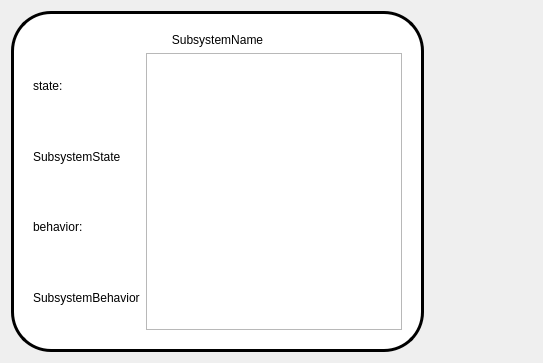
Qt form resource/SubsystemWidget.ui (dseredyn/rqt_agent) before a commit.
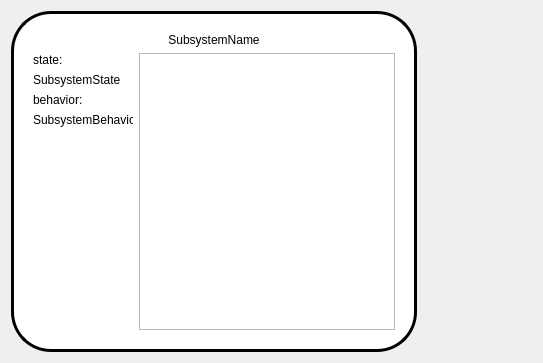
The same form after that commit.

```diff
--- a/resource/SubsystemWidget.ui
+++ b/resource/SubsystemWidget.ui
@@ -60,6 +60,9 @@
        <layout class="QHBoxLayout" name="central_layout">
         <item>
          <layout class="QVBoxLayout" name="verticalLayout_2">
+          <property name="sizeConstraint">
+           <enum>QLayout::SetDefaultConstraint</enum>
+          </property>
           <item>
            <widget class="QLabel" name="SubsystemState_state">
             <property name="sizePolicy">
@@ -75,9 +78,18 @@
           </item>
           <item>
            <widget class="QLabel" name="SubsystemState">
+            <property name="maximumSize">
+             <size>
+              <width>100</width>
+              <height>16777215</height>
+             </size>
+            </property>
             <property name="text">
              <string>SubsystemState</string>
             </property>
+            <property name="textFormat">
+             <enum>Qt::PlainText</enum>
+            </property>
            </widget>
           </item>
           <item>
@@ -89,11 +101,33 @@
           </item>
           <item>
            <widget class="QLabel" name="SubsystemBehavior">
+            <property name="maximumSize">
+             <size>
+              <width>100</width>
+              <height>16777215</height>
+             </size>
+            </property>
             <property name="text">
              <string>SubsystemBehavior</string>
             </property>
+            <property name="textFormat">
+             <enum>Qt::PlainText</enum>
+            </property>
            </widget>
           </item>
+          <item>
+           <spacer name="verticalSpacer">
+            <property name="orientation">
+             <enum>Qt::Vertical</enum>
+            </property>
+            <property name="sizeHint" stdset="0">
+             <size>
+              <width>20</width>
+              <height>40</height>
+             </size>
+            </property>
+           </spacer>
+          </item>
          </layout>
         </item>
         <item>
```
